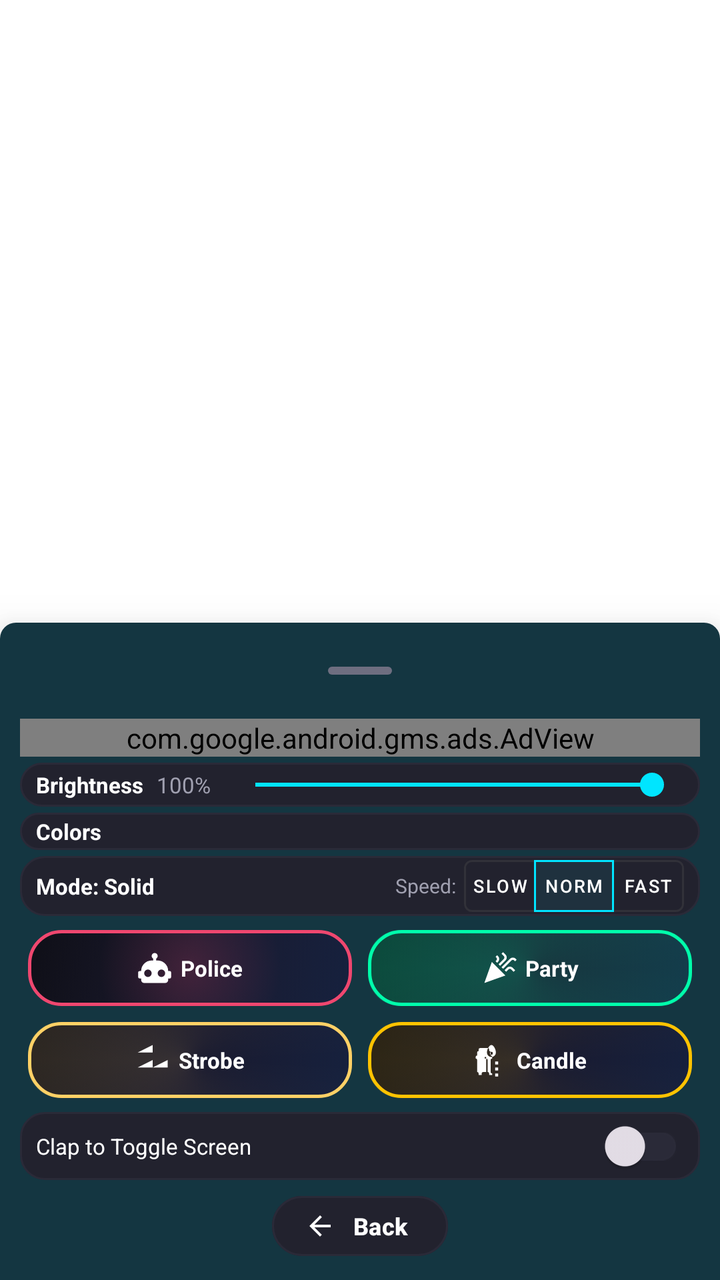
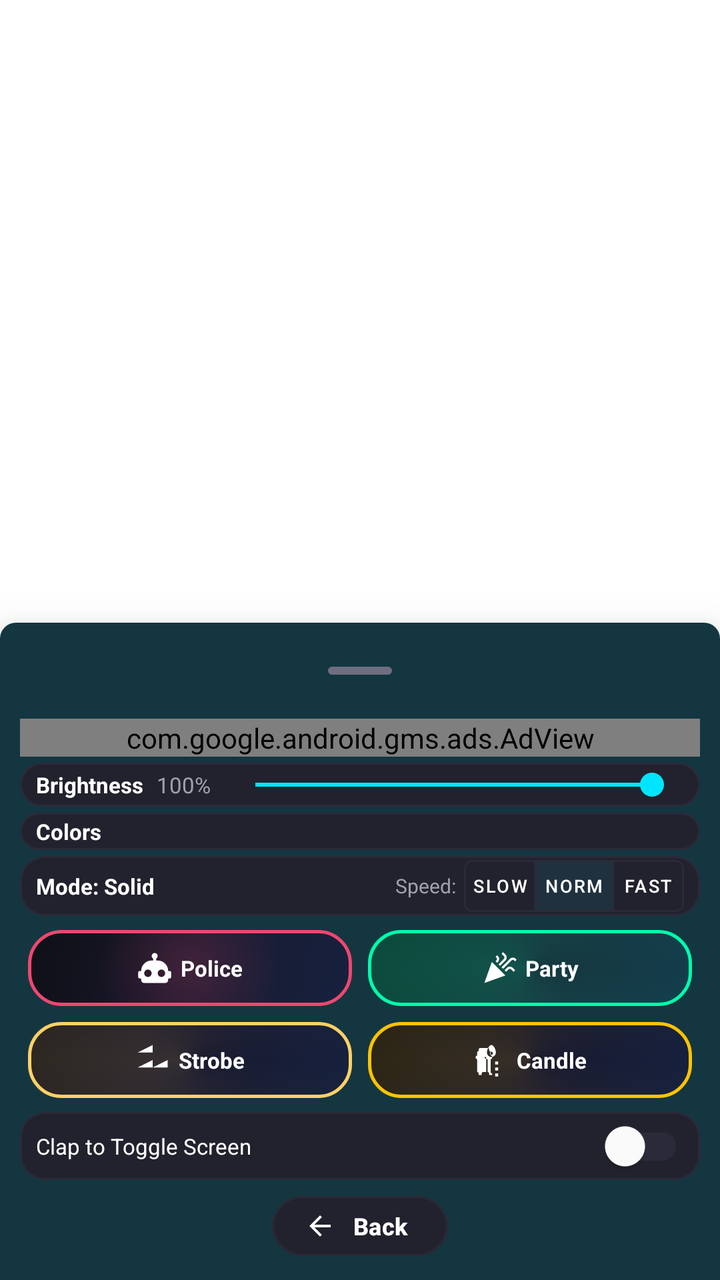

Before-and-after screenshots of an Android layout around one commit, followed by the original layout XML and the change that was made.
<!-- AndroidManifest.xml: application theme Theme.FlashNow -->
<!-- res/layout/fragment_screen_light.xml -->
<?xml version="1.0" encoding="utf-8"?>
<androidx.coordinatorlayout.widget.CoordinatorLayout xmlns:android="http://schemas.android.com/apk/res/android"
    xmlns:app="http://schemas.android.com/apk/res-auto"
    xmlns:ads="http://schemas.android.com/apk/res-auto"
    android:id="@+id/screen_light_root"
    android:layout_width="match_parent"
    android:layout_height="match_parent"
    android:background="@color/white">

    
    <View
        android:id="@+id/touch_surface"
        android:layout_width="match_parent"
        android:layout_height="match_parent" />

    
    <LinearLayout
        android:id="@+id/bottom_sheet_layout"
        style="@style/Widget.MaterialComponents.BottomSheet.Modal"
        android:layout_width="match_parent"
        android:layout_height="wrap_content"
        android:background="@color/fn_surface_level_1"
        android:orientation="vertical"
        android:paddingBottom="6dp"
        app:layout_behavior="com.google.android.material.bottomsheet.BottomSheetBehavior">

        
        <com.google.android.material.bottomsheet.BottomSheetDragHandleView
            android:layout_width="match_parent"
            android:layout_height="wrap_content"
            android:paddingVertical="0dp"
            app:tint="@color/fn_text_tertiary" />

        
        <LinearLayout
            android:layout_width="match_parent"
            android:layout_height="wrap_content"
            android:orientation="vertical"
            android:paddingHorizontal="10dp"
            android:paddingBottom="2dp">

            
            <com.google.android.gms.ads.AdView
                android:id="@+id/adView"
                android:layout_width="match_parent"
                android:layout_height="wrap_content"
                android:layout_marginBottom="3dp"
                ads:adSize="BANNER"
                ads:adUnitId="@string/screen_light_banner_ad" />

            
            <LinearLayout
                android:layout_width="match_parent"
                android:layout_height="wrap_content"
                android:layout_marginBottom="3dp"
                android:background="@drawable/bg_bottom_sheet_section"
                android:gravity="center_vertical"
                android:orientation="horizontal"
                android:paddingHorizontal="8dp"
                android:paddingVertical="2dp">

                <TextView
                    android:id="@+id/tv_brightness_title"
                    android:layout_width="wrap_content"
                    android:layout_height="wrap_content"
                    android:text="Brightness"
                    android:textColor="@color/fn_text_primary"
                    android:textSize="11sp"
                    android:textStyle="bold" />

                <TextView
                    android:id="@+id/tv_brightness_val"
                    android:layout_width="wrap_content"
                    android:layout_height="wrap_content"
                    android:layout_marginStart="4dp"
                    android:minWidth="32dp"
                    android:gravity="center"
                    android:contentDescription="Brightness percentage"
                    android:text="100%"
                    android:textColor="@color/fn_text_secondary"
                    android:textSize="11sp" />

                <SeekBar
                    android:id="@+id/seekbar_brightness"
                    android:layout_width="0dp"
                    android:layout_height="wrap_content"
                    android:layout_weight="1"
                    android:layout_marginStart="4dp"
                    android:contentDescription="Adjust Screen Light Brightness"
                    android:max="100"
                    android:progress="100"
                    android:progressTint="@color/fn_primary_blue"
                    android:thumbTint="@color/fn_primary_blue" />
            </LinearLayout>

            
            <LinearLayout
                android:layout_width="match_parent"
                android:layout_height="wrap_content"
                android:layout_marginBottom="3dp"
                android:background="@drawable/bg_bottom_sheet_section"
                android:gravity="center_vertical"
                android:orientation="horizontal"
                android:paddingHorizontal="8dp"
                android:paddingVertical="2dp">

                <TextView
                    android:layout_width="wrap_content"
                    android:layout_height="wrap_content"
                    android:layout_marginEnd="6dp"
                    android:text="Colors"
                    android:textColor="@color/fn_text_primary"
                    android:textSize="11sp"
                    android:textStyle="bold" />

                <HorizontalScrollView
                    android:layout_width="0dp"
                    android:layout_height="wrap_content"
                    android:layout_weight="1"
                    android:overScrollMode="never"
                    android:scrollbars="none">

                    <LinearLayout
                        android:id="@+id/color_palette"
                        android:layout_width="wrap_content"
                        android:layout_height="wrap_content"
                        android:orientation="horizontal" />
                </HorizontalScrollView>
            </LinearLayout>

            
            <LinearLayout
                android:layout_width="match_parent"
                android:layout_height="wrap_content"
                android:layout_marginBottom="3dp"
                android:background="@drawable/bg_bottom_sheet_section"
                android:gravity="center_vertical"
                android:orientation="horizontal"
                android:paddingHorizontal="8dp"
                android:paddingVertical="2dp">

                <TextView
                    android:id="@+id/tv_mode_status"
                    android:layout_width="0dp"
                    android:layout_height="wrap_content"
                    android:layout_weight="1"
                    android:ellipsize="end"
                    android:maxLines="1"
                    android:text="Mode: Solid"
                    android:textColor="@color/fn_text_primary"
                    android:textSize="11sp"
                    android:textStyle="bold" />

                <LinearLayout
                    android:id="@+id/speed_container"
                    android:layout_width="wrap_content"
                    android:layout_height="wrap_content"
                    android:gravity="center_vertical"
                    android:orientation="horizontal">

                    <TextView
                        android:layout_width="wrap_content"
                        android:layout_height="wrap_content"
                        android:layout_marginEnd="4dp"
                        android:text="Speed:"
                        android:textColor="@color/fn_text_secondary"
                        android:textSize="10sp" />

                    <com.google.android.material.button.MaterialButtonToggleGroup
                        android:id="@+id/speed_toggle_group"
                        android:layout_width="wrap_content"
                        android:layout_height="26dp"
                        app:checkedButton="@id/btn_speed_normal"
                        app:selectionRequired="true"
                        app:singleSelection="true">

                        <com.google.android.material.button.MaterialButton
                            android:id="@+id/btn_speed_slow"
                            style="@style/Widget.MaterialComponents.Button.OutlinedButton"
                            android:layout_width="wrap_content"
                            android:layout_height="26dp"
                            android:contentDescription="Slow pattern speed"
                            android:insetTop="0dp"
                            android:insetBottom="0dp"
                            android:minWidth="36dp"
                            android:paddingHorizontal="3dp"
                            android:paddingVertical="0dp"
                            android:text="Slow"
                            android:textColor="@color/fn_text_primary"
                            android:textSize="9sp" />

                        <com.google.android.material.button.MaterialButton
                            android:id="@+id/btn_speed_normal"
                            style="@style/Widget.MaterialComponents.Button.OutlinedButton"
                            android:layout_width="wrap_content"
                            android:layout_height="26dp"
                            android:contentDescription="Normal pattern speed"
                            android:insetTop="0dp"
                            android:insetBottom="0dp"
                            android:minWidth="40dp"
                            android:paddingHorizontal="3dp"
                            android:paddingVertical="0dp"
                            android:text="Norm"
                            android:textColor="@color/fn_text_primary"
                            android:textSize="9sp" />

                        <com.google.android.material.button.MaterialButton
                            android:id="@+id/btn_speed_fast"
                            style="@style/Widget.MaterialComponents.Button.OutlinedButton"
                            android:layout_width="wrap_content"
                            android:layout_height="26dp"
                            android:contentDescription="Fast pattern speed"
                            android:insetTop="0dp"
                            android:insetBottom="0dp"
                            android:minWidth="36dp"
                            android:paddingHorizontal="3dp"
                            android:paddingVertical="0dp"
                            android:text="Fast"
                            android:textColor="@color/fn_text_primary"
                            android:textSize="9sp" />

                    </com.google.android.material.button.MaterialButtonToggleGroup>
                </LinearLayout>
            </LinearLayout>

            
            <GridLayout
                android:layout_width="match_parent"
                android:layout_height="wrap_content"
                android:layout_marginBottom="3dp"
                android:columnCount="2"
                android:useDefaultMargins="true">

                <androidx.cardview.widget.CardView
                    android:id="@+id/btn_police_pattern"
                    android:layout_width="0dp"
                    android:layout_height="38dp"
                    android:layout_columnWeight="1"
                    android:clickable="true"
                    android:contentDescription="Police pattern"
                    android:focusable="true"
                    app:cardBackgroundColor="@android:color/transparent"
                    app:cardElevation="0dp">

                    <LinearLayout
                        android:layout_width="match_parent"
                        android:layout_height="match_parent"
                        android:background="@drawable/selector_button_sos"
                        android:gravity="center"
                        android:orientation="horizontal"
                        android:paddingHorizontal="6dp">

                        <ImageView
                            android:layout_width="18dp"
                            android:layout_height="18dp"
                            android:importantForAccessibility="no"
                            android:src="@drawable/ic_police" />

                        <TextView
                            android:layout_width="wrap_content"
                            android:layout_height="wrap_content"
                            android:layout_marginStart="4dp"
                            android:text="Police"
                            android:textColor="@android:color/white"
                            android:textSize="11sp"
                            android:textStyle="bold" />
                    </LinearLayout>
                </androidx.cardview.widget.CardView>

                <androidx.cardview.widget.CardView
                    android:id="@+id/btn_party_pattern"
                    android:layout_width="0dp"
                    android:layout_height="38dp"
                    android:layout_columnWeight="1"
                    android:clickable="true"
                    android:contentDescription="Party pattern"
                    android:focusable="true"
                    app:cardBackgroundColor="@android:color/transparent"
                    app:cardElevation="0dp">

                    <LinearLayout
                        android:layout_width="match_parent"
                        android:layout_height="match_parent"
                        android:background="@drawable/selector_button_patterns"
                        android:gravity="center"
                        android:orientation="horizontal"
                        android:paddingHorizontal="6dp">

                        <ImageView
                            android:layout_width="18dp"
                            android:layout_height="18dp"
                            android:importantForAccessibility="no"
                            android:src="@drawable/ic_party" />

                        <TextView
                            android:layout_width="wrap_content"
                            android:layout_height="wrap_content"
                            android:layout_marginStart="4dp"
                            android:text="Party"
                            android:textColor="@android:color/white"
                            android:textSize="11sp"
                            android:textStyle="bold" />
                    </LinearLayout>
                </androidx.cardview.widget.CardView>

                <androidx.cardview.widget.CardView
                    android:id="@+id/btn_strobe_pattern"
                    android:layout_width="0dp"
                    android:layout_height="38dp"
                    android:layout_columnWeight="1"
                    android:clickable="true"
                    android:contentDescription="Strobe pattern"
                    android:focusable="true"
                    app:cardBackgroundColor="@android:color/transparent"
                    app:cardElevation="0dp">

                    <LinearLayout
                        android:layout_width="match_parent"
                        android:layout_height="match_parent"
                        android:background="@drawable/selector_button_strobe"
                        android:gravity="center"
                        android:orientation="horizontal"
                        android:paddingHorizontal="6dp">

                        <ImageView
                            android:layout_width="18dp"
                            android:layout_height="18dp"
                            android:importantForAccessibility="no"
                            android:src="@drawable/ic_strobe" />

                        <TextView
                            android:layout_width="wrap_content"
                            android:layout_height="wrap_content"
                            android:layout_marginStart="4dp"
                            android:text="Strobe"
                            android:textColor="@android:color/white"
                            android:textSize="11sp"
                            android:textStyle="bold" />
                    </LinearLayout>
                </androidx.cardview.widget.CardView>

                <androidx.cardview.widget.CardView
                    android:id="@+id/btn_candle_pattern"
                    android:layout_width="0dp"
                    android:layout_height="38dp"
                    android:layout_columnWeight="1"
                    android:clickable="true"
                    android:contentDescription="Candle pattern"
                    android:focusable="true"
                    app:cardBackgroundColor="@android:color/transparent"
                    app:cardElevation="0dp">

                    <LinearLayout
                        android:layout_width="match_parent"
                        android:layout_height="match_parent"
                        android:background="@drawable/selector_button_light_bulb"
                        android:gravity="center"
                        android:orientation="horizontal"
                        android:paddingHorizontal="6dp">

                        <ImageView
                            android:layout_width="18dp"
                            android:layout_height="18dp"
                            android:importantForAccessibility="no"
                            android:src="@drawable/ic_candle" />

                        <TextView
                            android:layout_width="wrap_content"
                            android:layout_height="wrap_content"
                            android:layout_marginStart="4dp"
                            android:text="Candle"
                            android:textColor="@android:color/white"
                            android:textSize="11sp"
                            android:textStyle="bold" />
                    </LinearLayout>
                </androidx.cardview.widget.CardView>

            </GridLayout>

            
            <LinearLayout
                android:layout_width="match_parent"
                android:layout_height="wrap_content"
                android:layout_marginBottom="2dp"
                android:background="@drawable/bg_bottom_sheet_section"
                android:gravity="center_vertical"
                android:orientation="horizontal"
                android:paddingHorizontal="8dp"
                android:paddingVertical="1dp">

                <TextView
                    android:layout_width="0dp"
                    android:layout_height="wrap_content"
                    android:layout_weight="1"
                    android:text="Clap to Toggle Screen"
                    android:textColor="@color/fn_text_primary"
                    android:textSize="11sp" />

                <com.google.android.material.switchmaterial.SwitchMaterial
                    android:id="@+id/clap_switch_screen"
                    android:layout_width="wrap_content"
                    android:layout_height="32dp"
                    android:contentDescription="Clap to toggle screen light" />
            </LinearLayout>

            
            <com.google.android.material.button.MaterialButton
                android:id="@+id/btn_back_custom"
                style="@style/Widget.Material3.Button.OutlinedButton"
                android:layout_width="wrap_content"
                android:layout_height="38dp"
                android:layout_gravity="center_horizontal"
                android:layout_marginTop="2dp"
                android:contentDescription="Back"
                android:minHeight="48dp"
                android:paddingHorizontal="16dp"
                android:text="Back"
                android:textColor="@color/fn_text_primary"
                android:textSize="12sp"
                android:textStyle="bold"
                app:backgroundTint="@color/fn_surface_level_2"
                app:cornerRadius="19dp"
                app:icon="@drawable/ic_back"
                app:iconPadding="4dp"
                app:iconSize="16dp"
                app:iconTint="@color/fn_text_primary"
                app:strokeColor="@color/fn_border_subtle"
                app:strokeWidth="1dp" />

        </LinearLayout>

    </LinearLayout>

</androidx.coordinatorlayout.widget.CoordinatorLayout>
<!-- resources referenced by this layout -->
<resources>
  <color name="fn_border_subtle">#FF2A2A38</color>
  <color name="fn_primary_blue">#FF00E5FF</color>
  <color name="fn_surface_level_1">#FF181820</color>
  <color name="fn_surface_level_2">#FF22222E</color>
  <color name="fn_text_primary">#FFFFFFFF</color>
  <color name="fn_text_secondary">#FFA0A0B0</color>
  <color name="fn_text_tertiary">#FF6E6E80</color>
  <color name="white">#FFFFFFFF</color>
  <!-- drawable selector_button_light_bulb (drawable) -->
  <?xml version="1.0" encoding="utf-8"?>
  <selector xmlns:android="http://schemas.android.com/apk/res/android">
      <item android:state_pressed="true" android:drawable="@drawable/bg_button_light_bulb_selected" />
      <item android:drawable="@drawable/bg_button_light_bulb" />
  </selector>
  <string name="screen_light_banner_ad">ca-app-pub-6408632516283961/1274333738</string>
  <style name="Theme.FlashNow" parent="Base.Theme.FlashNow" />
  <style name="Base.Theme.FlashNow" parent="Theme.FlashNow.Dark" />
  <style name="Theme.FlashNow.Dark" parent="Theme.Material3.Dark.NoActionBar">
          
          <item name="fnBackground">@color/fn_bg_dark</item>
          <item name="fnSurfaceLevel1">@color/fn_surface_level_1</item>
          <item name="fnSurfaceLevel2">@color/fn_surface_level_2</item>
          <item name="fnBorderSubtle">@color/fn_border_subtle</item>
          <item name="fnPrimaryBlue">@color/fn_primary_blue</item>
          <item name="fnPrimaryBlueContainer">@color/fn_primary_blue_container</item>
          <item name="fnAccentAmber">@color/fn_accent_amber</item>
          <item name="fnAccentGreen">@color/fn_accent_green</item>
          <item name="fnAccentRed">@color/fn_accent_red</item>
          <item name="fnTextPrimary">@color/fn_text_primary</item>
          <item name="fnTextSecondary">@color/fn_text_secondary</item>
          <item name="fnTextTertiary">@color/fn_text_tertiary</item>
  
          
          <item name="android:windowBackground">@color/fn_bg_dark</item>
          <item name="android:colorBackground">@color/fn_bg_dark</item>
          <item name="colorSurface">@color/fn_surface_level_1</item>
          <item name="colorSurfaceVariant">@color/fn_surface_level_2</item>
          <item name="colorOutline">@color/fn_border_subtle</item>
          <item name="colorPrimary">@color/fn_primary_blue</item>
          <item name="colorSecondary">@color/fn_accent_amber</item>
  
          
          <item name="toolbarStyle">@style/App.Toolbar</item>
  
          
          <item name="android:statusBarColor">@color/fn_bg_dark</item>
          <item name="android:navigationBarColor">@color/fn_bg_dark</item>
          <item name="android:windowLightStatusBar" tools:targetApi="m">false</item>
          <item name="android:windowLightNavigationBar" tools:targetApi="o_mr1">false</item>
  
          
          <item name="popupTheme">@style/App.PopupMenuTheme</item>
      </style>
  <color name="fn_bg_dark">#FF0F0F14</color>
  <color name="fn_primary_blue_container">#FF1A2C38</color>
  <color name="fn_accent_amber">#FFFFD166</color>
  <color name="fn_accent_green">#FF06D6A0</color>
  <color name="fn_accent_red">#FFFF4757</color>
  <style name="App.Toolbar" parent="Widget.Material3.Toolbar">
          <item name="android:background">@color/fn_bg_dark</item>
      </style>
  <style name="App.PopupMenuTheme" parent="ThemeOverlay.Material3.Dark">
          <item name="colorSurface">@color/fn_surface_level_1</item>
      </style>
  <!-- unchanged entries left out for length: 17 -->
</resources>

<!-- the commit's change to res/layout/fragment_screen_light.xml (unified diff, before → after) -->
@@ -19,7 +19,7 @@
         style="@style/Widget.MaterialComponents.BottomSheet.Modal"
         android:layout_width="match_parent"
         android:layout_height="wrap_content"
-        android:background="@color/fn_surface_level_1"
+        android:background="?attr/fnSurfaceLevel1"
         android:orientation="vertical"
         android:paddingBottom="6dp"
         app:layout_behavior="com.google.android.material.bottomsheet.BottomSheetBehavior">
@@ -29,7 +29,7 @@
             android:layout_width="match_parent"
             android:layout_height="wrap_content"
             android:paddingVertical="0dp"
-            app:tint="@color/fn_text_tertiary" />
+            app:tint="?attr/fnTextTertiary" />
 
         
         <LinearLayout
@@ -64,7 +64,7 @@
                     android:layout_width="wrap_content"
                     android:layout_height="wrap_content"
                     android:text="Brightness"
-                    android:textColor="@color/fn_text_primary"
+                    android:textColor="?attr/fnTextPrimary"
                     android:textSize="11sp"
                     android:textStyle="bold" />
 
@@ -77,7 +77,7 @@
                     android:gravity="center"
                     android:contentDescription="Brightness percentage"
                     android:text="100%"
-                    android:textColor="@color/fn_text_secondary"
+                    android:textColor="?attr/fnTextSecondary"
                     android:textSize="11sp" />
 
                 <SeekBar
@@ -89,8 +89,8 @@
                     android:contentDescription="Adjust Screen Light Brightness"
                     android:max="100"
                     android:progress="100"
-                    android:progressTint="@color/fn_primary_blue"
-                    android:thumbTint="@color/fn_primary_blue" />
+                    android:progressTint="?attr/fnPrimaryBlue"
+                    android:thumbTint="?attr/fnPrimaryBlue" />
             </LinearLayout>
 
             
@@ -109,7 +109,7 @@
                     android:layout_height="wrap_content"
                     android:layout_marginEnd="6dp"
                     android:text="Colors"
-                    android:textColor="@color/fn_text_primary"
+                    android:textColor="?attr/fnTextPrimary"
                     android:textSize="11sp"
                     android:textStyle="bold" />
 
@@ -147,7 +147,7 @@
                     android:ellipsize="end"
                     android:maxLines="1"
                     android:text="Mode: Solid"
-                    android:textColor="@color/fn_text_primary"
+                    android:textColor="?attr/fnTextPrimary"
                     android:textSize="11sp"
                     android:textStyle="bold" />
 
@@ -163,7 +163,7 @@
                         android:layout_height="wrap_content"
                         android:layout_marginEnd="4dp"
                         android:text="Speed:"
-                        android:textColor="@color/fn_text_secondary"
+                        android:textColor="?attr/fnTextSecondary"
                         android:textSize="10sp" />
 
                     <com.google.android.material.button.MaterialButtonToggleGroup
@@ -186,7 +186,8 @@
                             android:paddingHorizontal="3dp"
                             android:paddingVertical="0dp"
                             android:text="Slow"
-                            android:textColor="@color/fn_text_primary"
+                            android:textColor="?attr/fnTextPrimary"
+                            app:strokeColor="?attr/fnBorderSubtle"
                             android:textSize="9sp" />
 
                         <com.google.android.material.button.MaterialButton
@@ -201,7 +202,8 @@
                             android:paddingHorizontal="3dp"
                             android:paddingVertical="0dp"
                             android:text="Norm"
-                            android:textColor="@color/fn_text_primary"
+                            android:textColor="?attr/fnTextPrimary"
+                            app:strokeColor="?attr/fnBorderSubtle"
                             android:textSize="9sp" />
 
                         <com.google.android.material.button.MaterialButton
@@ -216,7 +218,8 @@
                             android:paddingHorizontal="3dp"
                             android:paddingVertical="0dp"
                             android:text="Fast"
-                            android:textColor="@color/fn_text_primary"
+                            android:textColor="?attr/fnTextPrimary"
+                            app:strokeColor="?attr/fnBorderSubtle"
                             android:textSize="9sp" />
 
                     </com.google.android.material.button.MaterialButtonToggleGroup>
@@ -393,7 +396,7 @@
                     android:layout_height="wrap_content"
                     android:layout_weight="1"
                     android:text="Clap to Toggle Screen"
-                    android:textColor="@color/fn_text_primary"
+                    android:textColor="?attr/fnTextPrimary"
                     android:textSize="11sp" />
 
                 <com.google.android.material.switchmaterial.SwitchMaterial
@@ -415,16 +418,16 @@
                 android:minHeight="48dp"
                 android:paddingHorizontal="16dp"
                 android:text="Back"
-                android:textColor="@color/fn_text_primary"
+                android:textColor="?attr/fnTextPrimary"
                 android:textSize="12sp"
                 android:textStyle="bold"
-                app:backgroundTint="@color/fn_surface_level_2"
+                app:backgroundTint="?attr/fnSurfaceLevel2"
                 app:cornerRadius="19dp"
                 app:icon="@drawable/ic_back"
                 app:iconPadding="4dp"
                 app:iconSize="16dp"
-                app:iconTint="@color/fn_text_primary"
-                app:strokeColor="@color/fn_border_subtle"
+                app:iconTint="?attr/fnTextPrimary"
+                app:strokeColor="?attr/fnBorderSubtle"
                 app:strokeWidth="1dp" />
 
         </LinearLayout>
<!-- resource entries referenced after the edit -->
@@ -35,8 +35,14 @@
           
           <item name="android:windowBackground">@color/fn_bg_dark</item>
           <item name="android:colorBackground">@color/fn_bg_dark</item>
+          <item name="android:textColorPrimary">@color/fn_text_primary</item>
+          <item name="android:textColorSecondary">@color/fn_text_secondary</item>
+          <item name="android:textColorTertiary">@color/fn_text_tertiary</item>
           <item name="colorSurface">@color/fn_surface_level_1</item>
           <item name="colorSurfaceVariant">@color/fn_surface_level_2</item>
+          <item name="colorOnBackground">@color/fn_text_primary</item>
+          <item name="colorOnSurface">@color/fn_text_primary</item>
+          <item name="colorOnSurfaceVariant">@color/fn_text_secondary</item>
           <item name="colorOutline">@color/fn_border_subtle</item>
           <item name="colorPrimary">@color/fn_primary_blue</item>
           <item name="colorSecondary">@color/fn_accent_amber</item>
@@ -59,10 +65,11 @@
   <color name="fn_accent_green">#FF06D6A0</color>
   <color name="fn_accent_red">#FFFF4757</color>
   <style name="App.Toolbar" parent="Widget.Material3.Toolbar">
-          <item name="android:background">@color/fn_bg_dark</item>
+          <item name="android:background">?attr/fnBackground</item>
       </style>
-  <style name="App.PopupMenuTheme" parent="ThemeOverlay.Material3.Dark">
-          <item name="colorSurface">@color/fn_surface_level_1</item>
+  <style name="App.PopupMenuTheme" parent="ThemeOverlay.Material3">
+          <item name="colorSurface">?attr/fnSurfaceLevel1</item>
+          <item name="android:textColor">?attr/fnTextPrimary</item>
       </style>
   <!-- unchanged entries left out for length: 17 -->
 </resources>
